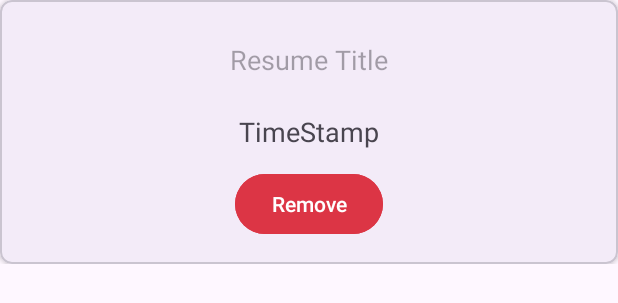
After one commit to Jawad-Ahmad-M/ResuBuild, an Android app: the layout item_resume.xml on its own in the app's theme, with its tools: preview values and no code run, on a phone screen of 412 x 824 dp. The commit adds this screen. Shown: the top 303 px of the screen. Run offline under Robolectric (Android 15) with nearby library versions, the phone set to English and light mode, and no system bars.

Commit message:
feat: Resume fragment and implemented RecyclerView for displaying resumes

```diff
--- a/app/src/main/java/com/resumebuilder/app/database/AppDatabase.java
+++ b/app/src/main/java/com/resumebuilder/app/database/AppDatabase.java
@@ -11,17 +11,21 @@ import com.resumebuilder.app.database.Dao.EducationDao;
 import com.resumebuilder.app.database.Dao.ExperienceDao;
 import com.resumebuilder.app.database.Dao.PersonalDetailsDao;
 import com.resumebuilder.app.database.Dao.ProjectDao;
+import com.resumebuilder.app.database.Dao.ResumeDao;
 import com.resumebuilder.app.database.Dao.SkillsDao;
 import com.resumebuilder.app.itemClasses.Certification;
 import com.resumebuilder.app.itemClasses.Education;
 import com.resumebuilder.app.itemClasses.Experience;
 import com.resumebuilder.app.itemClasses.PersonalDetails;
 import com.resumebuilder.app.itemClasses.Project;
+import com.resumebuilder.app.itemClasses.Resume;
 import com.resumebuilder.app.itemClasses.Skill;
 
-@Database(entities = {Education.class, Experience.class, Project.class, Certification.class, Skill.class, PersonalDetails.class}, version = 1, exportSchema = false)
+@Database(entities = {Education.class, Experience.class, Project.class, Certification.class, Skill.class, PersonalDetails.class, Resume.class}, version = 1, exportSchema = false)
 public abstract class AppDatabase extends RoomDatabase {
     private static volatile AppDatabase INSTANCE;
+
+    public abstract ResumeDao resumeDao();
     public abstract PersonalDetailsDao personalDetailsDao();
     public abstract EducationDao educationDao();
     public abstract ExperienceDao experienceDao();
--- a/app/src/main/java/com/resumebuilder/app/itemClasses/Certification.java
+++ b/app/src/main/java/com/resumebuilder/app/itemClasses/Certification.java
@@ -9,7 +9,7 @@ import androidx.room.PrimaryKey;
 @Entity(
         tableName = "Certification",
         foreignKeys = @ForeignKey(
-                entity = PersonalDetails.class,
+                entity = Resume.class,
                 parentColumns = "resumeId",
                 childColumns = "resumeId",
                 onDelete = ForeignKey.CASCADE
--- a/app/src/main/java/com/resumebuilder/app/itemClasses/Education.java
+++ b/app/src/main/java/com/resumebuilder/app/itemClasses/Education.java
@@ -8,7 +8,7 @@ import androidx.room.PrimaryKey;
 @Entity(
         tableName = "Education",
         foreignKeys = @ForeignKey(
-                entity = PersonalDetails.class,
+                entity = Resume.class,
                 parentColumns = "resumeId",
                 childColumns = "resumeId",
                 onDelete = ForeignKey.CASCADE
--- a/app/src/main/java/com/resumebuilder/app/itemClasses/Experience.java
+++ b/app/src/main/java/com/resumebuilder/app/itemClasses/Experience.java
@@ -9,7 +9,7 @@ import androidx.room.PrimaryKey;
 @Entity(
         tableName = "Experience",
         foreignKeys = @ForeignKey(
-                entity = PersonalDetails.class,
+                entity = Resume.class,
                 parentColumns = "resumeId",
                 childColumns = "resumeId",
                 onDelete = ForeignKey.CASCADE
--- a/app/src/main/java/com/resumebuilder/app/itemClasses/Project.java
+++ b/app/src/main/java/com/resumebuilder/app/itemClasses/Project.java
@@ -10,7 +10,7 @@ import java.time.YearMonth;
 @Entity(
         tableName = "Project",
         foreignKeys = @ForeignKey(
-                entity = PersonalDetails.class,
+                entity = Resume.class,
                 parentColumns = "resumeId",
                 childColumns = "resumeId",
                 onDelete = ForeignKey.CASCADE
--- a/app/src/main/java/com/resumebuilder/app/itemClasses/ResumeWithAllDetails.java
+++ b/app/src/main/java/com/resumebuilder/app/itemClasses/ResumeWithAllDetails.java
@@ -8,7 +8,6 @@ import java.util.List;
 public class ResumeWithAllDetails {
     @Embedded
     public PersonalDetails personalDetails;
-
     @Relation(
             parentColumn = "resumeId",
             entityColumn = "resumeId"
--- a/app/src/main/java/com/resumebuilder/app/itemClasses/Skill.java
+++ b/app/src/main/java/com/resumebuilder/app/itemClasses/Skill.java
@@ -8,7 +8,7 @@ import androidx.room.PrimaryKey;
 @Entity(
         tableName = "Skill",
         foreignKeys = @ForeignKey(
-                entity = PersonalDetails.class,
+                entity = Resume.class,
                 parentColumns = "resumeId",
                 childColumns = "resumeId",
                 onDelete = ForeignKey.CASCADE
--- /dev/null
+++ b/app/src/main/res/layout/item_resume.xml
@@ -0,0 +1,56 @@
+<?xml version="1.0" encoding="utf-8"?>
+<androidx.constraintlayout.widget.ConstraintLayout xmlns:android="http://schemas.android.com/apk/res/android"
+    android:layout_width="match_parent"
+    android:layout_height="wrap_content"
+    xmlns:app="http://schemas.android.com/apk/res-auto">
+
+
+    <com.google.android.material.card.MaterialCardView
+        android:layout_width="match_parent"
+        android:layout_height="wrap_content"
+        android:layout_marginBottom="8dp"
+        app:cardElevation="2dp"
+        app:cardCornerRadius="8dp"
+        app:layout_constraintWidth_max="450dp"
+        app:layout_constraintStart_toStartOf="parent"
+        app:layout_constraintEnd_toEndOf="parent"
+        app:layout_constraintTop_toTopOf="parent">
+
+        <LinearLayout
+            android:layout_width="match_parent"
+            android:layout_height="wrap_content"
+            android:orientation="vertical"
+            android:padding="16dp">
+
+            <TextView
+                android:id="@+id/tv_resume_name"
+                android:layout_width="match_parent"
+                android:layout_height="wrap_content"
+                android:hint="@string/resume_title"
+                android:gravity="center"
+                android:textSize="18sp"
+                android:minHeight="48dp"
+                android:autofillHints="skillName" />
+
+            <TextView
+                android:id="@+id/tv_time_stamp"
+                android:layout_width="match_parent"
+                android:layout_height="wrap_content"
+                android:text="@string/timestamp"
+                android:gravity="center"
+                android:textSize="18sp"
+                android:minHeight="48dp"
+                android:autofillHints="skillName" />
+
+            <Button
+                android:id="@+id/btn_remove"
+                android:layout_width="wrap_content"
+                android:layout_height="wrap_content"
+                android:layout_gravity="center"
+                android:text="@string/remove"
+                android:backgroundTint="@color/error"
+                android:textColor="@color/white" />
+        </LinearLayout>
+    </com.google.android.material.card.MaterialCardView>
+
+</androidx.constraintlayout.widget.ConstraintLayout>
--- a/app/src/main/res/values/strings.xml
+++ b/app/src/main/res/values/strings.xml
@@ -58,4 +58,8 @@
     <string name="link_to_certificate">Link to Certificate\n</string>
     <string name="add_bullet">Add Bullet</string>
     <string name="bullet_s_description">Bullet\'s Description</string>
+    <string name="add_resume">Add Resume</string>
+    <string name="resubuild">ResuBuild</string>
+    <string name="resume_title">Resume Title</string>
+    <string name="timestamp">TimeStamp</string>
 </resources>
```
Also changed, not shown: app/src/main/java/com/resumebuilder/app/MainPageAdapter.java (+4 -8 lines), app/src/main/java/com/resumebuilder/app/adapters/ResumeAdapter.java (added, +65 -0 lines), app/src/main/java/com/resumebuilder/app/database/Dao/ResumeDao.java (added, +23 -0 lines), app/src/main/java/com/resumebuilder/app/fragments/DashboardFragment.java (added, +93 -0 lines), app/src/main/java/com/resumebuilder/app/fragments/DetailsFragment.java (renamed from app/src/main/java/com/resumebuilder/app/fragments/detailsFragment.java, +33 -33 lines), app/src/main/java/com/resumebuilder/app/fragments/pdfViewFragment.java (+1 -16 lines), app/src/main/java/com/resumebuilder/app/itemClasses/PersonalDetails.java (+19 -1 lines), app/src/main/java/com/resumebuilder/app/itemClasses/Resume.java (added, +50 -0 lines), app/src/main/res/layout/fragment_dashboard.xml (added, +41 -0 lines).
